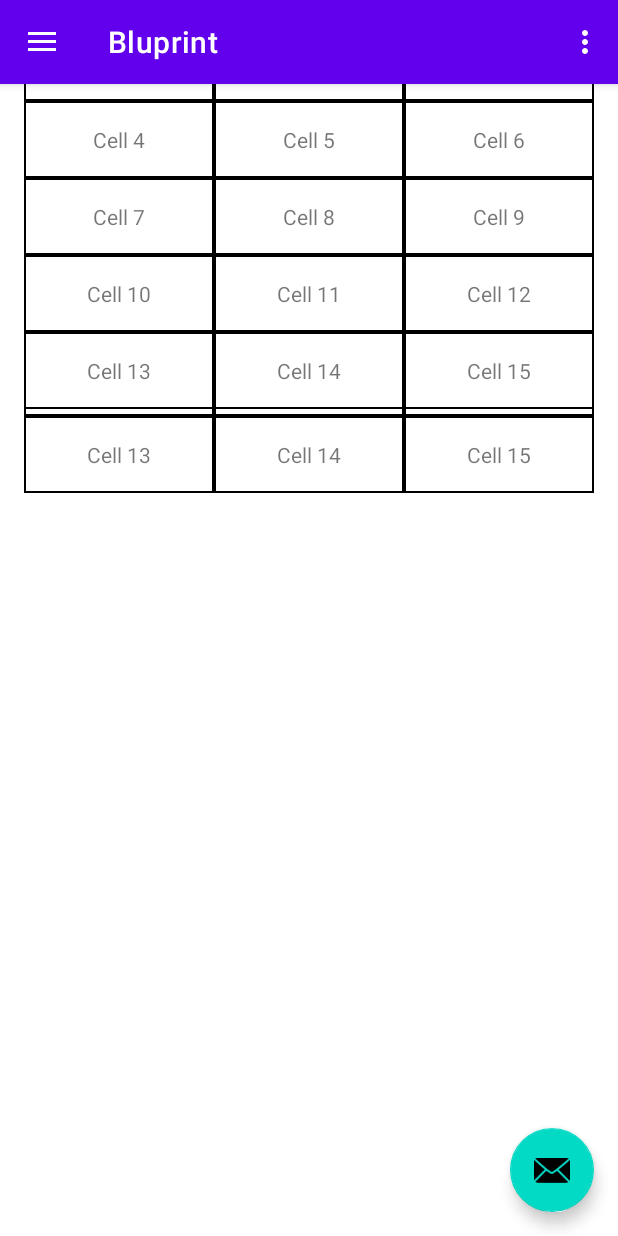
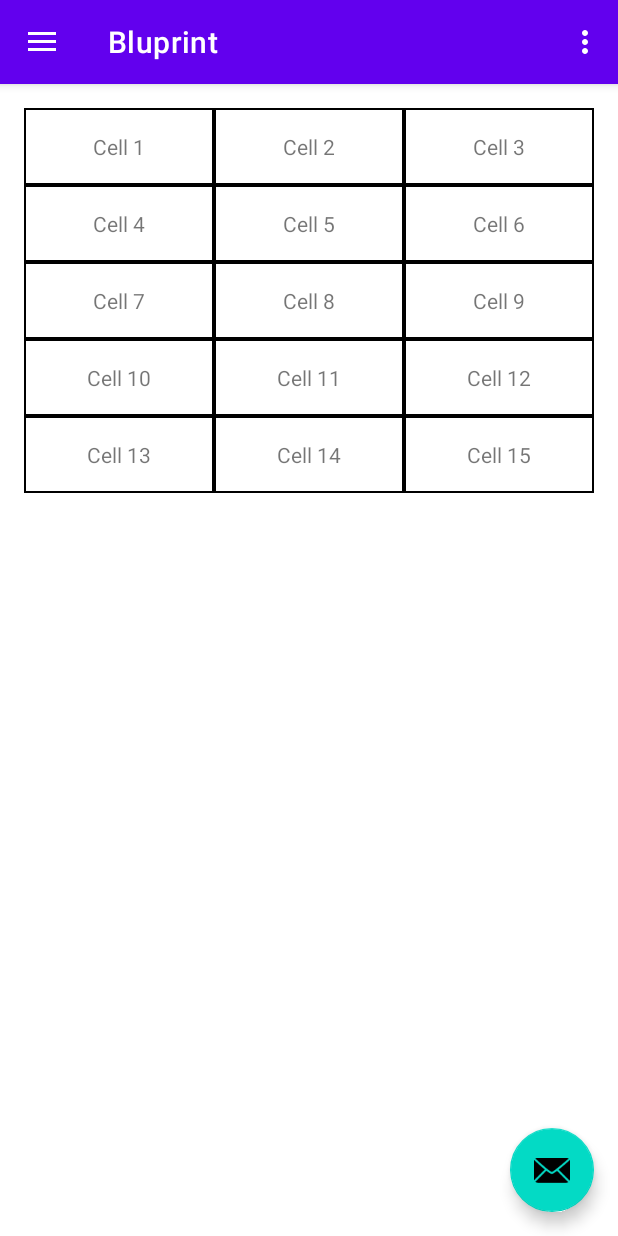
Before and after one commit to ChofifatulH/PAB_projek_aset, an Android app: the screen it shows after launch (MainActivity), in the side drawer, after a tap on "Bluprint", on a phone screen of 412 x 824 dp. Run offline under Robolectric (Android 15) with nearby library versions, the light colour scheme and no system bars; our stand-ins replace navigation-ui.

Commit message:
update prasarana1

```diff
--- a/PAB_android_projek_aset/app/src/main/java/com/l0122037/pab_android_projek_aset/MainActivity.kt
+++ b/PAB_android_projek_aset/app/src/main/java/com/l0122037/pab_android_projek_aset/MainActivity.kt
@@ -12,7 +12,6 @@ import androidx.navigation.ui.setupWithNavController
 import androidx.drawerlayout.widget.DrawerLayout
 import androidx.appcompat.app.AppCompatActivity
 import com.l0122037.pab_android_projek_aset.databinding.ActivityMainBinding
-import com.l0122037.pab_android_projek_aset.ui.bluprint.BluprintFragment // Pastikan impor ini ada
 
 class MainActivity : AppCompatActivity() {
 
@@ -31,27 +30,20 @@ class MainActivity : AppCompatActivity() {
                 .setAction("Action", null)
                 .setAnchorView(R.id.fab).show()
         }
+
         val drawerLayout: DrawerLayout = binding.drawerLayout
         val navView: NavigationView = binding.navView
         val navController = findNavController(R.id.nav_host_fragment_content_main)
+
         appBarConfiguration = AppBarConfiguration(
-            setOf(
-                R.id.nav_home, R.id.nav_gallery, R.id.nav_slideshow, R.id.nav_bluprint
-            ), drawerLayout
+            setOf(R.id.nav_home, R.id.nav_gallery, R.id.nav_slideshow, R.id.nav_bluprint, R.id.nav_prasarana1), // Menambahkan ID fragment
+            drawerLayout
         )
         setupActionBarWithNavController(navController, appBarConfiguration)
         navView.setupWithNavController(navController)
-
-        // Menambahkan BluprintFragment jika savedInstanceState null
-        if (savedInstanceState == null) {
-            supportFragmentManager.beginTransaction()
-                .replace(R.id.fragment_container, BluprintFragment.newInstance("param1", "param2"))
-                .commit()
-        }
     }
 
     override fun onCreateOptionsMenu(menu: Menu): Boolean {
-        // Inflate the menu; this adds items to the action bar if it is present.
         menuInflater.inflate(R.menu.main, menu)
         return true
     }
--- /dev/null
+++ b/PAB_android_projek_aset/app/src/main/res/drawable/ic_menu_prasarana1.xml
@@ -0,0 +1,27 @@
+<vector xmlns:android="http://schemas.android.com/apk/res/android"
+    android:width="50dp"
+    android:height="50dp"
+    android:viewportWidth="50"
+    android:viewportHeight="50">
+  <path
+      android:pathData="M16,18C22.507,17.839 27.863,17.818 34,20C34,23.96 34,27.92 34,32C31.938,32.054 29.875,32.093 27.813,32.125C26.664,32.148 25.515,32.171 24.332,32.195C21,32 21,32 16,30C16,26.04 16,22.08 16,18Z"
+      android:fillColor="#000000"/>
+  <path
+      android:pathData="M28,4C27.34,7.96 26.68,11.92 26,16C19.4,16 12.8,16 6,16C8.306,10.234 10.922,7.901 16.125,4.688C19.765,3.353 24.197,4 28,4ZM17,10C18,12 18,12 18,12ZM16,12C17,15 17,15 17,15Z"
+      android:fillColor="#000000"/>
+  <path
+      android:pathData="M22,34C29.26,34 36.52,34 44,34C41.877,39.309 40.538,40.771 36,44C31.605,45.775 28.7,46 24,46C23.34,42.04 22.68,38.08 22,34ZM33,35C34,38 34,38 34,38ZM32,38C33,40 33,40 33,40Z"
+      android:fillColor="#000000"/>
+  <path
+      android:pathData="M5,32C10.28,32 15.56,32 21,32C21,35.3 21,38.6 21,42C21.66,42 22.32,42 23,42C23,43.32 23,44.64 23,46C16.4,46 9.8,46 3,46C3,44.68 3,43.36 3,42C3.66,42 4.32,42 5,42C5,38.7 5,35.4 5,32ZM7,35C6.833,38 6.833,38 7,41C8.03,42.252 8.03,42.252 10.25,42.133C11.611,42.129 11.611,42.129 13,42.125C13.908,42.128 14.815,42.13 15.75,42.133C17.97,42.252 17.97,42.252 19,41C19.167,38 19.167,38 19,35C17.97,33.748 17.97,33.748 15.75,33.867C14.389,33.871 14.389,33.871 13,33.875C12.093,33.872 11.185,33.87 10.25,33.867C8.03,33.748 8.03,33.748 7,35Z"
+      android:fillColor="#000000"/>
+  <path
+      android:pathData="M29,4C34.28,4 39.56,4 45,4C45,7.3 45,10.6 45,14C45.66,14 46.32,14 47,14C47,15.32 47,16.64 47,18C40.4,18 33.8,18 27,18C27,16.68 27,15.36 27,14C27.66,14 28.32,14 29,14C29,10.7 29,7.4 29,4ZM31,7C30.833,10 30.833,10 31,13C32.03,14.252 32.03,14.252 34.25,14.133C35.611,14.129 35.611,14.129 37,14.125C37.908,14.128 38.815,14.13 39.75,14.133C41.97,14.252 41.97,14.252 43,13C43.167,10 43.167,10 43,7C41.97,5.748 41.97,5.748 39.75,5.867C38.389,5.871 38.389,5.871 37,5.875C36.092,5.872 35.185,5.87 34.25,5.867C32.03,5.748 32.03,5.748 31,7Z"
+      android:fillColor="#000000"/>
+  <path
+      android:pathData="M4,18C7.63,18 11.26,18 15,18C15,21.96 15,25.92 15,30C11.37,30.66 7.74,31.32 4,32C4,27.38 4,22.76 4,18Z"
+      android:fillColor="#000000"/>
+  <path
+      android:pathData="M46,19C46,23.29 46,27.58 46,32C42.37,32 38.74,32 35,32C35,28.04 35,24.08 35,20C36.444,19.835 37.888,19.67 39.375,19.5C40.187,19.407 40.999,19.314 41.836,19.219C44,19 44,19 46,19Z"
+      android:fillColor="#000000"/>
+</vector>
--- a/PAB_android_projek_aset/app/src/main/res/menu/activity_main_drawer.xml
+++ b/PAB_android_projek_aset/app/src/main/res/menu/activity_main_drawer.xml
@@ -1,9 +1,4 @@
-<?xml version="1.0" encoding="utf-8"?>
-<menu xmlns:android="http://schemas.android.com/apk/res/android"
-    xmlns:tools="http://schemas.android.com/tools"
-    tools:showIn="navigation_view">
-
-    <group android:checkableBehavior="single">
+<menu xmlns:android="http://schemas.android.com/apk/res/android">
     <item
         android:id="@+id/nav_home"
         android:icon="@drawable/ic_menu_camera"
@@ -16,10 +11,12 @@
         android:id="@+id/nav_slideshow"
         android:icon="@drawable/ic_menu_slideshow"
         android:title="@string/menu_slideshow" />
-
     <item
         android:id="@+id/nav_bluprint"
-            android:icon="@drawable/baseline_subject_24"
-            android:title="@string/menu_bluprint" />
-    </group>
+        android:icon="@drawable/ic_menu_bluprint"
+        android:title="Bluprint" />
+    <item
+        android:id="@+id/nav_prasarana1"
+        android:icon="@drawable/ic_menu_prasarana1"
+        android:title="Prasarana 1" />
 </menu>
--- a/PAB_android_projek_aset/app/src/main/res/navigation/mobile_navigation.xml
+++ b/PAB_android_projek_aset/app/src/main/res/navigation/mobile_navigation.xml
@@ -2,31 +2,31 @@
 <navigation xmlns:android="http://schemas.android.com/apk/res/android"
     xmlns:app="http://schemas.android.com/apk/res-auto"
     xmlns:tools="http://schemas.android.com/tools"
-    android:id="@+id/mobile_navigation"
-    app:startDestination="@+id/nav_home">
+    app:startDestination="@id/nav_home">
 
     <fragment
         android:id="@+id/nav_home"
         android:name="com.l0122037.pab_android_projek_aset.ui.home.HomeFragment"
         android:label="@string/menu_home"
         tools:layout="@layout/fragment_home" />
-
     <fragment
         android:id="@+id/nav_gallery"
         android:name="com.l0122037.pab_android_projek_aset.ui.gallery.GalleryFragment"
         android:label="@string/menu_gallery"
         tools:layout="@layout/fragment_gallery" />
-
     <fragment
         android:id="@+id/nav_slideshow"
         android:name="com.l0122037.pab_android_projek_aset.ui.slideshow.SlideshowFragment"
         android:label="@string/menu_slideshow"
         tools:layout="@layout/fragment_slideshow" />
-
     <fragment
         android:id="@+id/nav_bluprint"
         android:name="com.l0122037.pab_android_projek_aset.ui.bluprint.BluprintFragment"
-        android:label="@string/bluprint"
-        tools:layout="@layout/fragment_slideshow" />
-
+        android:label="Bluprint"
+        tools:layout="@layout/fragment_bluprint" />
+    <fragment
+        android:id="@+id/nav_prasarana1"
+        android:name="com.l0122037.pab_android_projek_aset.ui.prasarana.Prasarana1Fragment"
+        android:label="Prasarana 1"
+        tools:layout="@layout/fragment_prasarana1" />
 </navigation>
```
Also changed, not shown: PAB_android_projek_aset/app/src/main/java/com/l0122037/pab_android_projek_aset/ui/prasarana/Prasarana1Fragment.kt (added, +56 -0 lines), PAB_android_projek_aset/app/src/main/res/layout/fragment_prasarana1.xml (added, +144 -0 lines). Lines whose indentation alone changed are shown as unchanged.
